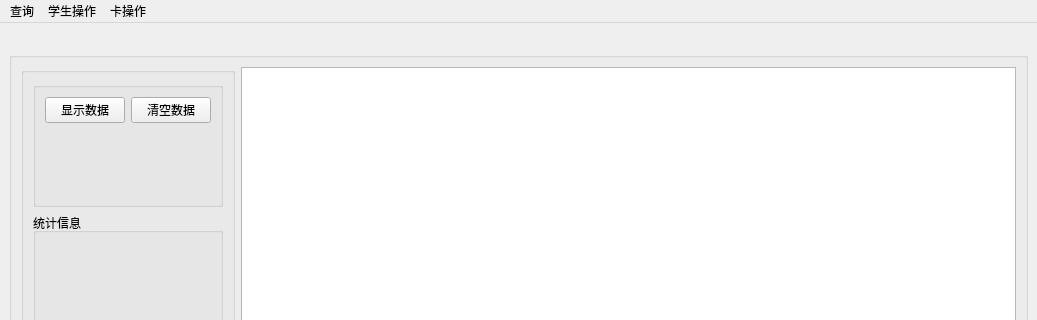
Above: mainwindow.ui from 2205794866/Hustcards_v2 before the change; both pictures show x 0 to 1037 and y 0 to 320 of the 1037 by 644 pixel window. Below: the same form after it.
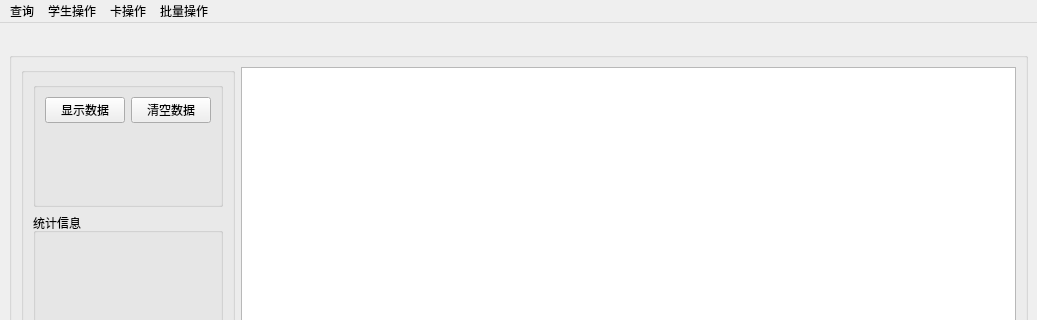
That is the form after the change. Icons and pictures are not drawn.

```diff
--- a/mainwindow.ui
+++ b/mainwindow.ui
@@ -99,9 +99,15 @@
      <string>卡操作</string>
     </property>
    </widget>
+   <widget class="QMenu" name="all_menu">
+    <property name="title">
+     <string>批量操作</string>
+    </property>
+   </widget>
    <addaction name="search_menu"/>
    <addaction name="stu_menu"/>
    <addaction name="card_menu"/>
+   <addaction name="all_menu"/>
   </widget>
   <widget class="QStatusBar" name="statusbar"/>
   <action name="search_person">
```
Left out of the diff: 5 changed lines with no effect on the pictures.
